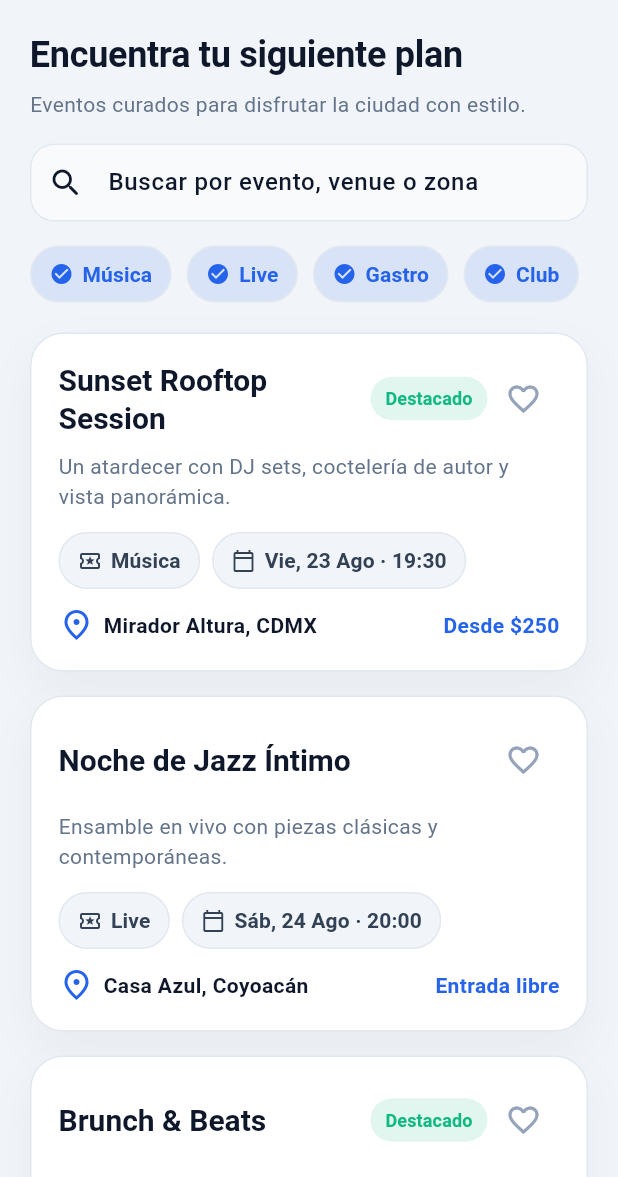
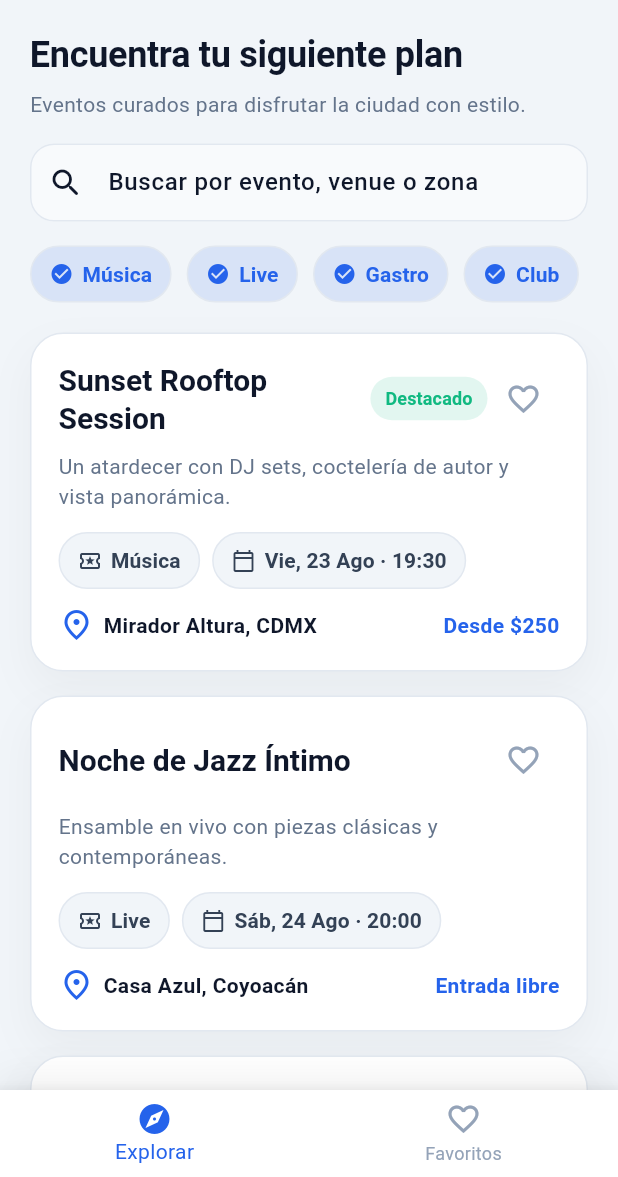
Before and after one commit to app-eventos-01/tuplan-app, a Flutter app: the screen it shows after launch, after a tap on "Sí, continuar", on a phone screen of 412 x 824 dp, the part 59-1236 px from its top. Run offline on Flutter 3.47's test engine with Material 3 defaults, Android fonts, the light colour scheme and no system bars; our stand-ins replace shared_preferences.

Commit message:
Add favorites tab with bottom navigation

```diff
--- a/lib/main.dart
+++ b/lib/main.dart
@@ -247,7 +247,7 @@ class AgeGateScreen extends StatelessWidget {
                             onPressed: () {
                               Navigator.of(context).pushReplacement(
                                 MaterialPageRoute(
-                                  builder: (_) => const EventsHomeScreen(),
+                                  builder: (_) => const HomeShell(),
                                 ),
                               );
                             },
@@ -274,16 +274,7 @@ class AgeGateScreen extends StatelessWidget {
   }
 }
 
-class EventsHomeScreen extends StatefulWidget {
-  const EventsHomeScreen({super.key});
-
-  @override
-  State<EventsHomeScreen> createState() => _EventsHomeScreenState();
-}
-
-class _EventsHomeScreenState extends State<EventsHomeScreen> {
-  static const String _favoritesStorageKey = 'favorite_event_ids';
-  final List<EventItem> _events = const [
+const List<EventItem> kEvents = [
   EventItem(
     title: 'Sunset Rooftop Session',
     date: 'Vie, 23 Ago · 19:30',
@@ -300,8 +291,7 @@ class _EventsHomeScreenState extends State<EventsHomeScreen> {
     location: 'Casa Azul, Coyoacán',
     category: 'Live',
     price: 'Entrada libre',
-      description:
-          'Ensamble en vivo con piezas clásicas y contemporáneas.',
+    description: 'Ensamble en vivo con piezas clásicas y contemporáneas.',
     isFeatured: false,
   ),
   EventItem(
@@ -310,8 +300,7 @@ class _EventsHomeScreenState extends State<EventsHomeScreen> {
     location: 'Terraza Roma, CDMX',
     category: 'Gastro',
     price: 'Desde \$180',
-      description:
-          'Brunch creativo con sets chill y un mercado de diseño local.',
+    description: 'Brunch creativo con sets chill y un mercado de diseño local.',
     isFeatured: true,
   ),
   EventItem(
@@ -320,27 +309,34 @@ class _EventsHomeScreenState extends State<EventsHomeScreen> {
     location: 'Warehouse Norte, CDMX',
     category: 'Club',
     price: 'Desde \$320',
-      description:
-          'Line up internacional y visuales inmersivas toda la noche.',
+    description: 'Line up internacional y visuales inmersivas toda la noche.',
     isFeatured: false,
   ),
 ];
 
-  final Set<String> _selectedCategories = {'Música', 'Live', 'Gastro', 'Club'};
+String eventId(EventItem event) {
+  return '${event.title.trim().toLowerCase()}|'
+      '${event.date.trim().toLowerCase()}|'
+      '${event.location.trim().toLowerCase()}';
+}
+
+class HomeShell extends StatefulWidget {
+  const HomeShell({super.key});
+
+  @override
+  State<HomeShell> createState() => _HomeShellState();
+}
+
+class _HomeShellState extends State<HomeShell> {
+  static const String _favoritesStorageKey = 'favorite_event_ids';
+
   final Set<String> _favoriteIds = {};
-  bool _onlyFree = false;
-  String _searchQuery = '';
+  int _selectedIndex = 0;
 
   @override
   void initState() {
     super.initState();
     _loadFavorites();
-  }
-
-  String _eventId(EventItem event) {
-    return '${event.title.trim().toLowerCase()}|'
-        '${event.date.trim().toLowerCase()}|'
-        '${event.location.trim().toLowerCase()}';
   }
 
   Future<void> _loadFavorites() async {
@@ -357,23 +353,95 @@ class _EventsHomeScreenState extends State<EventsHomeScreen> {
   }
 
   Future<void> _toggleFavorite(EventItem event) async {
-    final eventId = _eventId(event);
+    final id = eventId(event);
     setState(() {
-      if (_favoriteIds.contains(eventId)) {
-        _favoriteIds.remove(eventId);
+      if (_favoriteIds.contains(id)) {
+        _favoriteIds.remove(id);
       } else {
-        _favoriteIds.add(eventId);
+        _favoriteIds.add(id);
       }
     });
     final prefs = await SharedPreferences.getInstance();
     await prefs.setStringList(_favoritesStorageKey, _favoriteIds.toList());
   }
 
+  @override
+  Widget build(BuildContext context) {
+    final colorScheme = Theme.of(context).colorScheme;
+    final screens = [
+      EventsHomeScreen(
+        favoriteIds: _favoriteIds,
+        onFavoriteToggle: _toggleFavorite,
+      ),
+      FavoritesScreen(
+        events: kEvents,
+        favoriteIds: _favoriteIds,
+        onFavoriteToggle: _toggleFavorite,
+      ),
+    ];
+    return Scaffold(
+      body: IndexedStack(
+        index: _selectedIndex,
+        children: screens,
+      ),
+      bottomNavigationBar: Container(
+        decoration: BoxDecoration(
+          color: Colors.white,
+          boxShadow: [
+            BoxShadow(
+              color: Colors.black.withOpacity(0.06),
+              blurRadius: 20,
+              offset: const Offset(0, -8),
+            ),
+          ],
+        ),
+        child: BottomNavigationBar(
+          currentIndex: _selectedIndex,
+          onTap: (value) => setState(() => _selectedIndex = value),
+          backgroundColor: Colors.white,
+          selectedItemColor: colorScheme.primary,
+          unselectedItemColor: const Color(0xFF94A3B8),
+          items: const [
+            BottomNavigationBarItem(
+              icon: Icon(Icons.explore_outlined),
+              activeIcon: Icon(Icons.explore_rounded),
+              label: 'Explorar',
+            ),
+            BottomNavigationBarItem(
+              icon: Icon(Icons.favorite_border),
+              activeIcon: Icon(Icons.favorite),
+              label: 'Favoritos',
+            ),
+          ],
+        ),
+      ),
+    );
+  }
+}
+
+class EventsHomeScreen extends StatefulWidget {
+  const EventsHomeScreen({
+    super.key,
+    required this.favoriteIds,
+    required this.onFavoriteToggle,
+  });
+
+  final Set<String> favoriteIds;
+  final void Function(EventItem event) onFavoriteToggle;
+
+  @override
+  State<EventsHomeScreen> createState() => _EventsHomeScreenState();
+}
+
+class _EventsHomeScreenState extends State<EventsHomeScreen> {
+  final Set<String> _selectedCategories = {'Música', 'Live', 'Gastro', 'Club'};
+  bool _onlyFree = false;
+  String _searchQuery = '';
 
   List<EventItem> get _filteredEvents {
     final query = _searchQuery.trim().toLowerCase();
 
-  return _events.where((event) {
+    return kEvents.where((event) {
       final matchesCategory = _selectedCategories.contains(event.category);
 
       // “Solo gratuitos”: hacemos comparación en minúscula para evitar fallos.
@@ -383,9 +451,8 @@ class _EventsHomeScreenState extends State<EventsHomeScreen> {
       // Partimos location: "Venue, Zona"
       final locationParts = event.location.split(',');
       final venue = locationParts.first.trim().toLowerCase();
-    final zone = locationParts.length > 1
-        ? locationParts.last.trim().toLowerCase()
-        : '';
+      final zone =
+          locationParts.length > 1 ? locationParts.last.trim().toLowerCase() : '';
 
       final titleText = event.title.toLowerCase();
       final locationText = event.location.toLowerCase();
@@ -399,7 +466,6 @@ class _EventsHomeScreenState extends State<EventsHomeScreen> {
       return matchesCategory && matchesPrice && matchesSearch;
     }).toList();
   }
-
 
   void _openFilters() {
     showModalBottomSheet<void>(
@@ -482,7 +548,6 @@ Wrap(
                 )
                 .toList(),
           ),
-
           const SizedBox(height: 20),
           if (_filteredEvents.isEmpty)
             Container(
@@ -513,20 +578,20 @@ Wrap(
           else
             ..._filteredEvents.map(
               (event) {
-                final isFavorite = _favoriteIds.contains(_eventId(event));
+                final isFavorite = widget.favoriteIds.contains(eventId(event));
                 return Padding(
                   padding: const EdgeInsets.only(bottom: 16),
                   child: EventCard(
                     event: event,
                     isFavorite: isFavorite,
-                    onFavoriteToggle: () => _toggleFavorite(event),
+                    onFavoriteToggle: () => widget.onFavoriteToggle(event),
                     onTap: () {
                       Navigator.of(context).push(
                         MaterialPageRoute(
                           builder: (_) => EventDetailScreen(
                             event: event,
                             isFavorite: isFavorite,
-                            onFavoriteToggle: () => _toggleFavorite(event),
+                            onFavoriteToggle: () => widget.onFavoriteToggle(event),
                           ),
                         ),
                       );
@@ -535,6 +600,100 @@ Wrap(
                 );
               },
             ),
+        ],
+      ),
+    );
+  }
+}
+
+class FavoritesScreen extends StatelessWidget {
+  const FavoritesScreen({
+    super.key,
+    required this.events,
+    required this.favoriteIds,
+    required this.onFavoriteToggle,
+  });
+
+  final List<EventItem> events;
+  final Set<String> favoriteIds;
+  final void Function(EventItem event) onFavoriteToggle;
+
+  @override
+  Widget build(BuildContext context) {
+    final textTheme = Theme.of(context).textTheme;
+    final favorites = events
+        .where((event) => favoriteIds.contains(eventId(event)))
+        .toList();
+    return Scaffold(
+      appBar: AppBar(
+        title: const Text('Favoritos'),
+      ),
+      body: ListView(
+        padding: const EdgeInsets.fromLTRB(20, 8, 20, 24),
+        children: [
+          if (favorites.isEmpty)
+            Container(
+              padding: const EdgeInsets.all(24),
+              decoration: BoxDecoration(
+                color: Colors.white,
+                borderRadius: BorderRadius.circular(22),
+                border: Border.all(color: const Color(0xFFE2E8F0)),
+              ),
+              child: Column(
+                children: [
+                  Container(
+                    width: 64,
+                    height: 64,
+                    decoration: BoxDecoration(
+                      color: const Color(0xFFF8FAFC),
+                      borderRadius: BorderRadius.circular(20),
+                    ),
+                    child: const Icon(
+                      Icons.favorite_border,
+                      size: 32,
+                      color: Color(0xFF94A3B8),
+                    ),
+                  ),
+                  const SizedBox(height: 16),
+                  Text(
+                    'Sin favoritos aún',
+                    style: textTheme.titleMedium,
+                  ),
+                  const SizedBox(height: 8),
+                  Text(
+                    'Guarda eventos para verlos aquí y planear tu próxima salida.',
+                    textAlign: TextAlign.center,
+                    style: textTheme.bodyMedium?.copyWith(
+                      color: const Color(0xFF64748B),
+                      height: 1.4,
+                    ),
+                  ),
+                ],
+              ),
+            )
+          else
+            ...favorites.map((event) {
+              final isFavorite = favoriteIds.contains(eventId(event));
+              return Padding(
+                padding: const EdgeInsets.only(bottom: 16),
+                child: EventCard(
+                  event: event,
+                  isFavorite: isFavorite,
+                  onFavoriteToggle: () => onFavoriteToggle(event),
+                  onTap: () {
+                    Navigator.of(context).push(
+                      MaterialPageRoute(
+                        builder: (_) => EventDetailScreen(
+                          event: event,
+                          isFavorite: isFavorite,
+                          onFavoriteToggle: () => onFavoriteToggle(event),
+                        ),
+                      ),
+                    );
+                  },
+                ),
+              );
+            }),
         ],
       ),
     );
```
Lines whose indentation alone changed are shown as unchanged.
